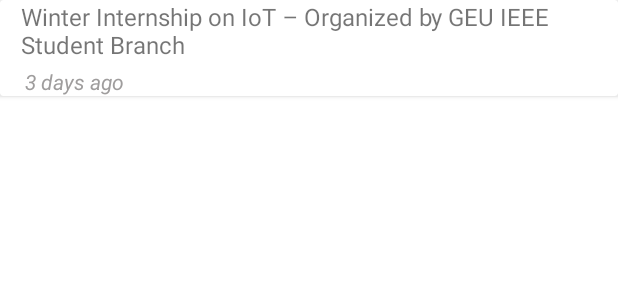
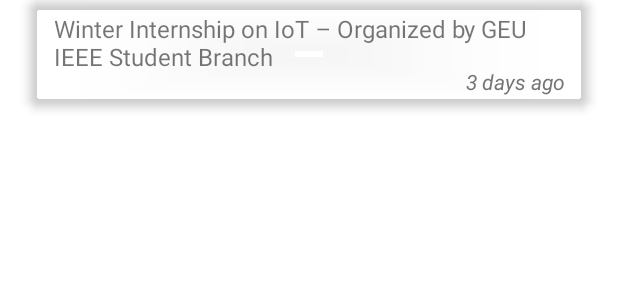
Before and after one commit to binbard/GEU-One, an Android app: the layout item_feed.xml on its own in the app's theme, with its tools: preview values and no code run, on a phone screen of 412 x 824 dp. Shown: the top 300 px of the screen. Run offline under Robolectric (Android 15) with nearby library versions, the phone set to English and light mode, and no system bars; network calls fail.

Commit message:
Feed show done

```diff
--- a/app/build.gradle
+++ b/app/build.gradle
@@ -39,6 +39,7 @@
 dependencies {
     implementation(platform("com.squareup.okhttp3:okhttp-bom:4.11.0"))
     implementation 'com.squareup.okhttp3:okhttp'
+    implementation "androidx.browser:browser:1.7.0"
     implementation 'androidx.core:core-ktx:1.12.0'
     implementation 'androidx.appcompat:appcompat:1.6.1'
     implementation 'com.google.android.material:material:1.10.0'
--- a/app/src/main/res/layout/item_feed.xml
+++ b/app/src/main/res/layout/item_feed.xml
@@ -4,21 +4,33 @@
     xmlns:app="http://schemas.android.com/apk/res-auto"
     xmlns:tools="http://schemas.android.com/tools"
     android:layout_width="match_parent"
-    android:layout_height="wrap_content">
+    android:layout_height="wrap_content"
+    app:cardCornerRadius="8dp"
+    app:cardElevation="4dp"
+    android:clickable="true"
+    android:focusable="true"
+    app:cardBackgroundColor="#00FFFFFF"
+    android:layout_marginStart="20dp"
+    android:layout_marginEnd="20dp">
 
 
     <androidx.constraintlayout.widget.ConstraintLayout
         android:layout_width="match_parent"
-        android:layout_height="match_parent">
+        android:layout_height="match_parent"
+        android:background="?android:attr/selectableItemBackgroundBorderless"
+        android:paddingTop="8dp"
+        android:paddingBottom="8dp">
 
         <TextView
             android:id="@+id/tvFeedTitle"
-            android:layout_width="384dp"
-            android:layout_height="43dp"
+            android:layout_width="match_parent"
+            android:layout_height="wrap_content"
+            android:layout_marginStart="16dp"
+            android:layout_marginEnd="16dp"
             android:text="Winter Internship on IoT – Organized by GEU IEEE Student Branch"
             android:textSize="16sp"
             app:layout_constraintEnd_toEndOf="parent"
-            app:layout_constraintHorizontal_bias="0.5"
+            app:layout_constraintHorizontal_bias="0.0"
             app:layout_constraintStart_toStartOf="parent"
             app:layout_constraintTop_toTopOf="parent" />
 
@@ -26,12 +38,13 @@
             android:id="@+id/tvFeedDate"
             android:layout_width="wrap_content"
             android:layout_height="wrap_content"
-            android:layout_marginTop="1dp"
+            android:layout_marginStart="16dp"
+            android:layout_marginTop="-4dp"
             android:text="3 days ago"
-            android:textColor="#9F9D9D"
+            android:textColor="#757575"
             android:textStyle="italic"
             app:layout_constraintEnd_toEndOf="parent"
-            app:layout_constraintHorizontal_bias="0.048"
+            app:layout_constraintHorizontal_bias="0.947"
             app:layout_constraintStart_toStartOf="parent"
             app:layout_constraintTop_toBottomOf="@+id/tvFeedTitle" />
 
```
Also changed, not shown: app/src/main/java/com/binbard/geu/geuone/ui/feed/Feed.kt (+49 -2 lines), app/src/main/java/com/binbard/geu/geuone/ui/feed/FeedFragment.kt (+13 -10 lines), app/src/main/java/com/binbard/geu/geuone/ui/feed/FeedRecyclerAdapter.kt (+9 -2 lines), app/src/main/java/com/binbard/geu/geuone/ui/feed/FeedViewModel.kt (+20 -9 lines), app/src/main/res/layout/fragment_feed.xml (+1 -13 lines).
